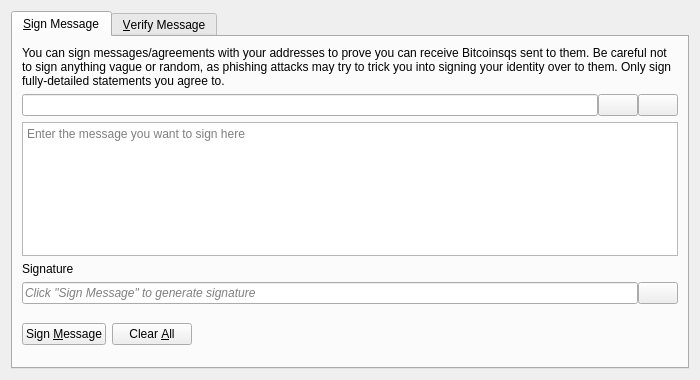
Qt form src/qt/forms/signverifymessagedialog.ui (VeriBlock/b) before a commit.
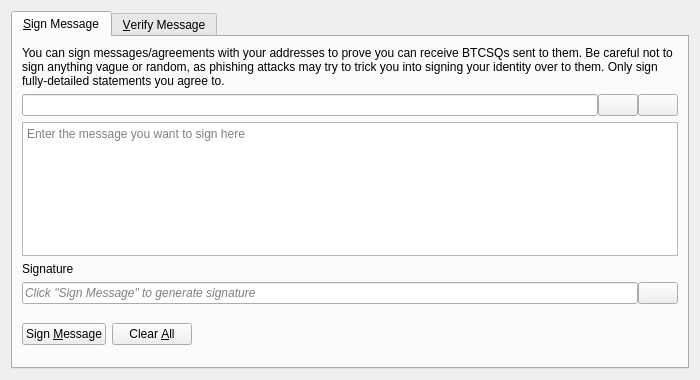
The same form after that commit. Icons and pictures are not drawn. Custom widgets are drawn as their Qt base class.

Patch:
```diff
--- a/src/qt/forms/signverifymessagedialog.ui
+++ b/src/qt/forms/signverifymessagedialog.ui
@@ -30,7 +30,7 @@
        <item>
         <widget class="QLabel" name="infoLabel_SM">
          <property name="text">
-          <string>You can sign messages/agreements with your addresses to prove you can receive Bitcoinsqs sent to them. Be careful not to sign anything vague or random, as phishing attacks may try to trick you into signing your identity over to them. Only sign fully-detailed statements you agree to.</string>
+          <string>You can sign messages/agreements with your addresses to prove you can receive BTCSQs sent to them. Be careful not to sign anything vague or random, as phishing attacks may try to trick you into signing your identity over to them. Only sign fully-detailed statements you agree to.</string>
          </property>
          <property name="textFormat">
           <enum>Qt::PlainText</enum>
```
Left out of the diff: 8 changed lines with no effect on the pictures.
